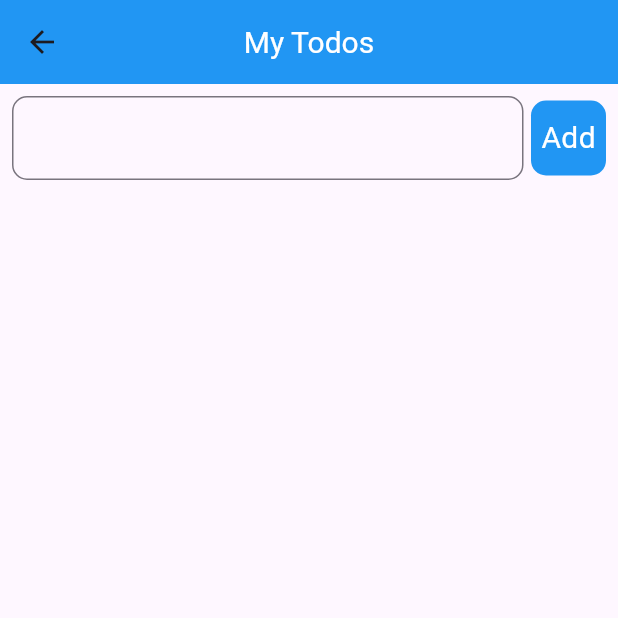
After one commit to MirEfaj/Flutter-Feature, a Flutter app: the withoutStateManagement screen opened directly, on a phone screen of 412 x 824 dp, the top half of it. The commit adds this screen. Run offline on Flutter 3.47's test engine with Material 3 defaults, Android fonts, the phone set to English and light mode, and no system bars; our stand-ins replace get.

Commit message:
withoutStateManagement

```diff
--- a/lib/views/home_page.dart
+++ b/lib/views/home_page.dart
@@ -61,7 +61,9 @@ class HomePage extends GetView<TodoController> {
                   itemBuilder: (context, index) {
                     final item = controller.notes[index];
                     return Card(
-                      elevation: 5,
+                      shadowColor: Colors.blue,
+                      color: Colors.blue.shade50,
+                      elevation: 8,
                       child: ListTile(
                         title: Text(item.text),
                         trailing: IconButton(
--- /dev/null
+++ b/lib/views/withoutStateManagement.dart
@@ -0,0 +1,88 @@
+import 'package:flutter/material.dart';
+
+class withoutStateManagement extends StatefulWidget {
+  const withoutStateManagement({super.key});
+
+  @override
+  State<withoutStateManagement> createState() => _withoutStateManagementState();
+}
+
+class _withoutStateManagementState extends State<withoutStateManagement> {
+
+  List<String> notes = [];
+  TextEditingController noteController = TextEditingController();
+  notesAdd(){
+    if(noteController.text.trim().isNotEmpty){
+      setState(() {
+        notes.add(noteController.text.trim());
+        noteController.clear();
+      });
+    }
+  }
+  noteDelete(index){
+    setState(() {
+      notes.removeAt(index);
+    });
+  }
+
+  @override
+  Widget build(BuildContext context) {
+    return Scaffold(
+      appBar: AppBar(
+        title: Text('My Todos', style: TextStyle(fontSize: 20, color: Colors.white),),
+        backgroundColor: Colors.blue,
+        centerTitle: true,
+      ),
+      body: Padding(
+        padding: const EdgeInsets.all(8.0),
+        child: Column(
+            children: [
+              Row(
+                children: [
+                  Expanded(
+                    child: TextFormField(
+                      controller:noteController ,
+                      decoration: InputDecoration(
+                          border: OutlineInputBorder(
+                              borderRadius: BorderRadius.circular(10)
+                          )
+                      ),
+                    ),
+                  ),
+                  SizedBox(width: 5,),
+                  GestureDetector(
+                    onTap: notesAdd,
+                    child: Container(
+                      height: 50,
+                      width: 50,
+                      decoration: BoxDecoration(
+                          color: Colors.blue,
+                          borderRadius: BorderRadius.circular(10)
+                      ),
+                      child: Center(child: Text('Add', style: TextStyle(fontSize: 20, color: Colors.white),)),
+                    ),
+                  )
+                ],
+              ),
+
+              Expanded(
+                child: ListView.builder(
+                    itemCount: notes.length,
+                    itemBuilder: (context, index){
+                      return Card(
+                        shadowColor: Colors.blue,
+                        color: Colors.blue.shade50,
+                        elevation: 8,
+                        child: ListTile(
+                          title: Text(notes[index]),
+                          trailing: IconButton(onPressed: ()=> noteDelete(index), icon: Icon(Icons.delete_outline,color: Colors.redAccent,)),
+                        ),
+                      );
+                    }),
+              )
+            ]
+        ),
+      ),
+    );
+  }
+}
```
